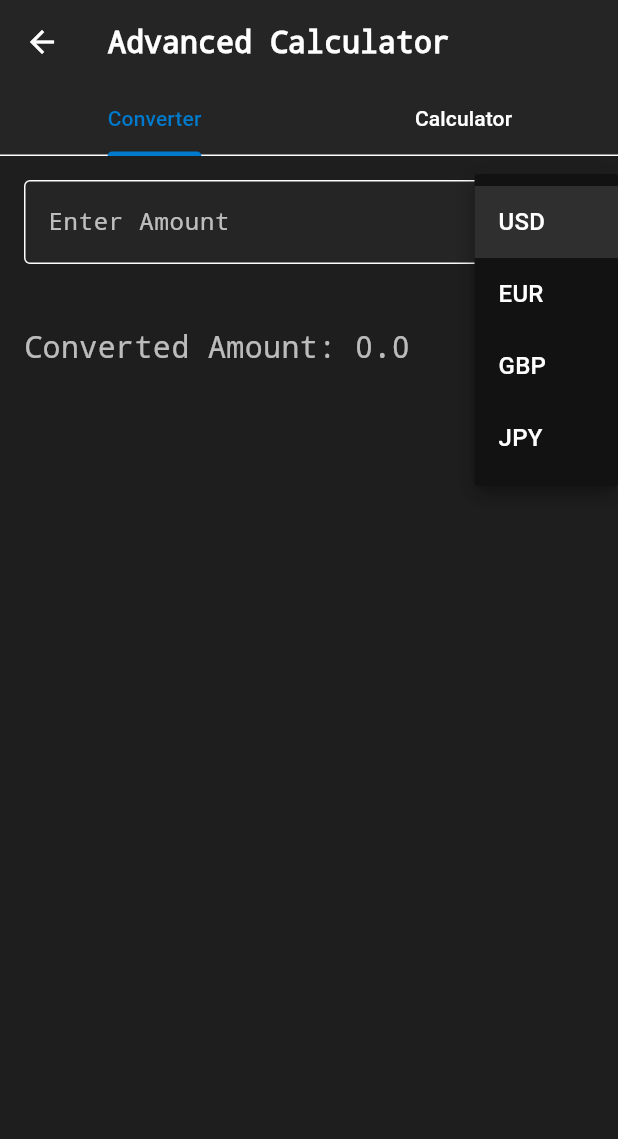
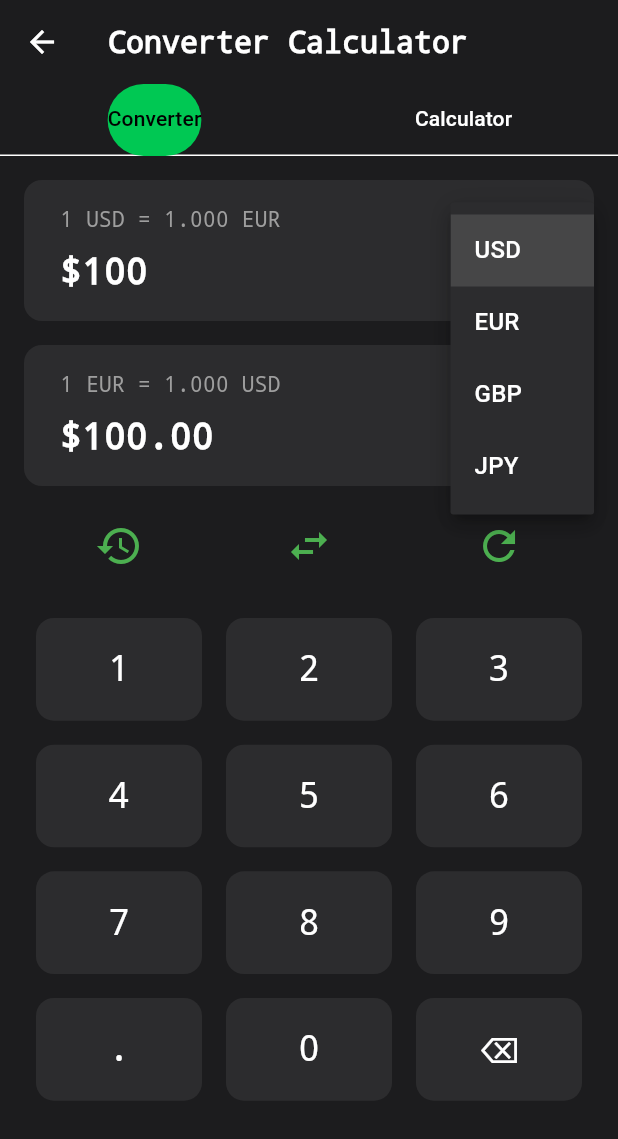
Before and after one commit to redhatgamer/Octocalc, a Flutter app: the CalculatorScreen screen opened directly, after a tap on "USD", on a phone screen of 412 x 824 dp. Shown: the top 1139 px of the screen. Run offline on Flutter 3.47's test engine with Material 3 defaults, Android fonts, the phone set to English and light mode, and no system bars; our stand-ins replace hive, hive_flutter, math_expressions; accounts and stored records are empty; network calls fail.

Commit message:
converter working

```diff
--- a/lib/calculator_screen.dart
+++ b/lib/calculator_screen.dart
@@ -3,7 +3,6 @@ import 'package:math_expressions/math_expressions.dart';
 import 'package:hive/hive.dart';
 import 'package:http/http.dart' as http;
 import 'dart:convert';
-import 'home_screen.dart';
 
 class CalculatorScreen extends StatefulWidget {
   @override
@@ -13,27 +12,37 @@ class CalculatorScreen extends StatefulWidget {
 class _CalculatorScreenState extends State<CalculatorScreen>
     with SingleTickerProviderStateMixin {
   late TabController _tabController;
+  String sourceCurrency = 'USD';
+  String targetCurrency = 'EUR';
+  String inputAmount = '100';
+  String outputAmount = '0.00';
+  double exchangeRate = 1.0;
   String displayText = '0';
-  bool isEvaluated = false;
-  double exchangeRate = 1.0;
-  String targetCurrency = 'EUR';
-  String sourceCurrency = 'USD';
-  String currencyInput = '';
 
   @override
   void initState() {
     super.initState();
     _tabController = TabController(length: 2, vsync: this);
     fetchExchangeRate(sourceCurrency, targetCurrency);
+    updateOutputAmount();
   }
 
   @override
   Widget build(BuildContext context) {
     return Scaffold(
+      backgroundColor: const Color(0xFF1C1C1E),
       appBar: AppBar(
-        title: const Text('Advanced Calculator'),
+        backgroundColor: const Color(0xFF1C1C1E),
+        elevation: 0,
+        title: const Text('Converter Calculator'),
         bottom: TabBar(
           controller: _tabController,
+          labelColor: Colors.black,
+          unselectedLabelColor: Colors.white,
+          indicator: BoxDecoration(
+            color: const Color(0xFF00C853),
+            borderRadius: BorderRadius.circular(25),
+          ),
           tabs: const [
             Tab(text: 'Converter'),
             Tab(text: 'Calculator'),
@@ -44,83 +53,176 @@ class _CalculatorScreenState extends State<CalculatorScreen>
         controller: _tabController,
         children: [
           buildCurrencyConverter(),
-          buildCalculator(),
+          buildCalculatorUI(),
         ],
       ),
     );
   }
 
   Widget buildCurrencyConverter() {
-    return Column(
+    return Padding(
+      padding: const EdgeInsets.all(16.0),
+      child: Column(
         children: [
-        Padding(
-          padding: const EdgeInsets.all(16.0),
-          child: Row(
+          buildCurrencyCard(sourceCurrency, inputAmount, true),
+          const SizedBox(height: 16),
+          buildCurrencyCard(targetCurrency, outputAmount, false),
+          const SizedBox(height: 16),
+          buildConversionActions(), // Call the fixed method
+          const SizedBox(height: 16),
+          buildNumericPad(), // Call the fixed method
+        ],
+      ),
+    );
+  }
+
+  Widget buildConversionActions() {
+    return Row(
+      mainAxisAlignment: MainAxisAlignment.spaceAround,
       children: [
-              Expanded(
-                child: TextField(
-                  decoration: const InputDecoration(labelText: 'Enter Amount'),
-                  keyboardType: TextInputType.number,
-                  onChanged: (value) {
+        IconButton(
+          onPressed: () {
+            // Add functionality if needed
+          },
+          icon: const Icon(Icons.history, color: Colors.green),
+          iconSize: 32,
+        ),
+        IconButton(
+          onPressed: () {
             setState(() {
-                      currencyInput = value;
+              // Swap currencies
+              String temp = sourceCurrency;
+              sourceCurrency = targetCurrency;
+              targetCurrency = temp;
+              fetchExchangeRate(sourceCurrency, targetCurrency);
             });
           },
+          icon: const Icon(Icons.swap_horiz, color: Colors.green),
+          iconSize: 32,
+        ),
+        IconButton(
+          onPressed: () {
+            fetchExchangeRate(sourceCurrency, targetCurrency); // Refresh
+          },
+          icon: const Icon(Icons.refresh, color: Colors.green),
+          iconSize: 32,
+        ),
+      ],
+    );
+  }
+
+  Widget buildNumericPad() {
+    List<String> buttons = [
+      '1', '2', '3',
+      '4', '5', '6',
+      '7', '8', '9',
+      '.', '0', '⌫',
+    ];
+
+    return Expanded(
+      child: GridView.builder(
+        itemCount: buttons.length,
+        gridDelegate: const SliverGridDelegateWithFixedCrossAxisCount(
+          crossAxisCount: 3,
+          childAspectRatio: 1.5,
+        ),
+        itemBuilder: (context, index) {
+          return GestureDetector(
+            onTap: () {
+              setState(() {
+                if (buttons[index] == '⌫') {
+                  inputAmount = inputAmount.isNotEmpty
+                      ? inputAmount.substring(0, inputAmount.length - 1)
+                      : '';
+                } else {
+                  inputAmount += buttons[index];
+                }
+                updateOutputAmount(); // Update conversion
+              });
+            },
+            child: Container(
+              margin: const EdgeInsets.all(8),
+              decoration: BoxDecoration(
+                color: const Color(0xFF2C2C2E),
+                borderRadius: BorderRadius.circular(12),
+              ),
+              child: Center(
+                child: Text(
+                  buttons[index],
+                  style: const TextStyle(
+                    color: Colors.white,
+                    fontSize: 24,
                   ),
                 ),
-              const SizedBox(width: 8),
+              ),
+            ),
+          );
+        },
+      ),
+    );
+  }
+
+  Widget buildCurrencyCard(String currency, String amount, bool isInput) {
+    return Container(
+      padding: const EdgeInsets.symmetric(vertical: 16, horizontal: 24),
+      decoration: BoxDecoration(
+        color: const Color(0xFF2C2C2E),
+        borderRadius: BorderRadius.circular(12),
+      ),
+      child: Row(
+        mainAxisAlignment: MainAxisAlignment.spaceBetween,
+        children: [
+          Column(
+            crossAxisAlignment: CrossAxisAlignment.start,
+            children: [
+              Text(
+                isInput
+                    ? '1 $sourceCurrency = ${exchangeRate.toStringAsFixed(3)} $targetCurrency'
+                    : '1 $targetCurrency = ${(1 / exchangeRate).toStringAsFixed(3)} $sourceCurrency',
+                style: const TextStyle(color: Colors.grey, fontSize: 14),
+              ),
+              const SizedBox(height: 8),
+              Text(
+                isInput ? '\$$amount' : '\$$amount',
+                style: const TextStyle(
+                  color: Colors.white,
+                  fontSize: 24,
+                  fontWeight: FontWeight.bold,
+                ),
+              ),
+            ],
+          ),
           DropdownButton<String>(
-                value: sourceCurrency,
+            value: currency,
+            dropdownColor: const Color(0xFF2C2C2E),
             items: ['USD', 'EUR', 'GBP', 'JPY']
-                    .map((currency) => DropdownMenuItem(
+                .map(
+                  (currency) => DropdownMenuItem(
                 value: currency,
-                  child: Text(currency),
-                ))
+                child: Text(
+                  currency,
+                  style: const TextStyle(color: Colors.white),
+                ),
+              ),
+            )
                 .toList(),
             onChanged: (value) {
               setState(() {
+                if (isInput) {
                   sourceCurrency = value!;
+                } else {
+                  targetCurrency = value!;
+                }
                 fetchExchangeRate(sourceCurrency, targetCurrency);
               });
             },
           ),
         ],
       ),
-        ),
-        Padding(
-          padding: const EdgeInsets.all(16.0),
-          child: Row(
-            children: [
-              Expanded(
-                child: Text(
-                  'Converted Amount: ${(double.tryParse(currencyInput) ?? 0) * exchangeRate}',
-                  style: const TextStyle(fontSize: 20),
-                ),
-              ),
-              const SizedBox(width: 8),
-              DropdownButton<String>(
-                value: targetCurrency,
-                items: ['USD', 'EUR', 'GBP', 'JPY']
-                    .map((currency) => DropdownMenuItem(
-                  value: currency,
-                  child: Text(currency),
-                ))
-                    .toList(),
-                onChanged: (value) {
-                  setState(() {
-                    targetCurrency = value!;
-                    fetchExchangeRate(sourceCurrency, targetCurrency);
-                  });
-                },
-              ),
-            ],
-          ),
-        ),
-      ],
     );
   }
 
-  Widget buildCalculator() {
+  Widget buildCalculatorUI() {
     List<String> buttons = [
       'C', '(', ')', '⌫',
       '7', '8', '9', '/',
@@ -140,34 +242,36 @@ class _CalculatorScreenState extends State<CalculatorScreen>
               style: const TextStyle(
                 fontSize: 48,
                 fontWeight: FontWeight.bold,
+                color: Colors.white,
               ),
               maxLines: 2,
               overflow: TextOverflow.ellipsis,
             ),
           ),
         ),
-        const Divider(),
+        const Divider(color: Colors.white24),
         Expanded(
           flex: 2,
           child: GridView.builder(
             itemCount: buttons.length,
             gridDelegate: const SliverGridDelegateWithFixedCrossAxisCount(
-                crossAxisCount: 4),
+              crossAxisCount: 4,
+            ),
             itemBuilder: (context, index) {
               return GestureDetector(
                 onTap: () => onButtonPressed(buttons[index]),
                 child: Container(
                   margin: const EdgeInsets.all(8),
                   decoration: BoxDecoration(
-                    color: getButtonColor(buttons[index]),
-                    borderRadius: BorderRadius.circular(10),
+                    color: const Color(0xFF2C2C2E),
+                    borderRadius: BorderRadius.circular(12),
                   ),
                   child: Center(
                     child: Text(
                       buttons[index],
                       style: const TextStyle(
+                        color: Colors.white,
                         fontSize: 24,
-                        color: Colors.white,
                         fontWeight: FontWeight.bold,
                       ),
                     ),
@@ -181,28 +285,10 @@ class _CalculatorScreenState extends State<CalculatorScreen>
     );
   }
 
-  Future<void> fetchExchangeRate(String source, String target) async {
-    try {
-      final response = await http.get(Uri.parse(
-          'https://api.exchangerate-api.com/v4/latest/$source')); // Replace with your API
-      if (response.statusCode == 200) {
-        final data = json.decode(response.body);
-        setState(() {
-          exchangeRate = data['rates'][target] ?? 1.0;
-        });
-      } else {
-        throw Exception('Failed to fetch exchange rate');
-      }
-    } catch (e) {
-      print('Error fetching exchange rate: $e');
-    }
-  }
-
   void onButtonPressed(String buttonText) {
     setState(() {
       if (buttonText == 'C') {
         displayText = '0';
-        isEvaluated = false;
       } else if (buttonText == '⌫') {
         if (displayText.length > 1) {
           displayText = displayText.substring(0, displayText.length - 1);
@@ -216,15 +302,11 @@ class _CalculatorScreenState extends State<CalculatorScreen>
           ContextModel cm = ContextModel();
           double eval = exp.evaluate(EvaluationType.REAL, cm);
           displayText = eval.toString();
-          isEvaluated = true;
         } catch (e) {
           displayText = 'Error';
         }
       } else {
-        if (isEvaluated) {
-          displayText = buttonText;
-          isEvaluated = false;
-        } else if (displayText == '0' && buttonText != '.') {
+        if (displayText == '0' && buttonText != '.') {
           displayText = buttonText;
         } else {
           displayText += buttonText;
@@ -233,13 +315,30 @@ class _CalculatorScreenState extends State<CalculatorScreen>
     });
   }
 
-  Color getButtonColor(String button) {
-    if (button == 'C' || button == '⌫') {
-      return Colors.redAccent;
-    } else if (['/', '*', '-', '+', '='].contains(button)) {
-      return Colors.orange;
+  void updateOutputAmount() {
+    setState(() {
+      double input = double.tryParse(inputAmount) ?? 0.0;
+      double result = input * exchangeRate;
+      outputAmount = result.toStringAsFixed(2);
+    });
+  }
+
+  Future<void> fetchExchangeRate(String source, String target) async {
+    try {
+      final response = await http.get(
+        Uri.parse('https://api.exchangerate-api.com/v4/latest/$source'),
+      );
+      if (response.statusCode == 200) {
+        final data = json.decode(response.body);
+        setState(() {
+          exchangeRate = data['rates'][target] ?? 1.0;
+          updateOutputAmount();
+        });
       } else {
-      return Colors.grey[800]!;
+        throw Exception('Failed to fetch exchange rate');
+      }
+    } catch (e) {
+      print('Error fetching exchange rate: $e');
     }
   }
 }
```
Lines whose indentation alone changed are shown as unchanged.
